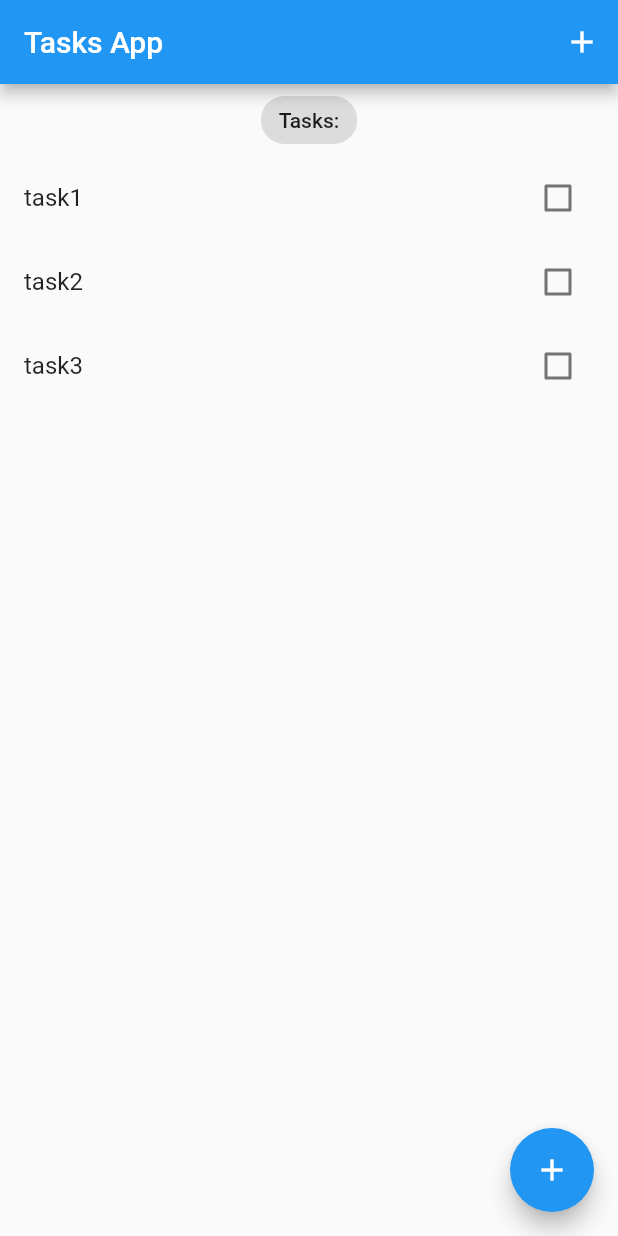
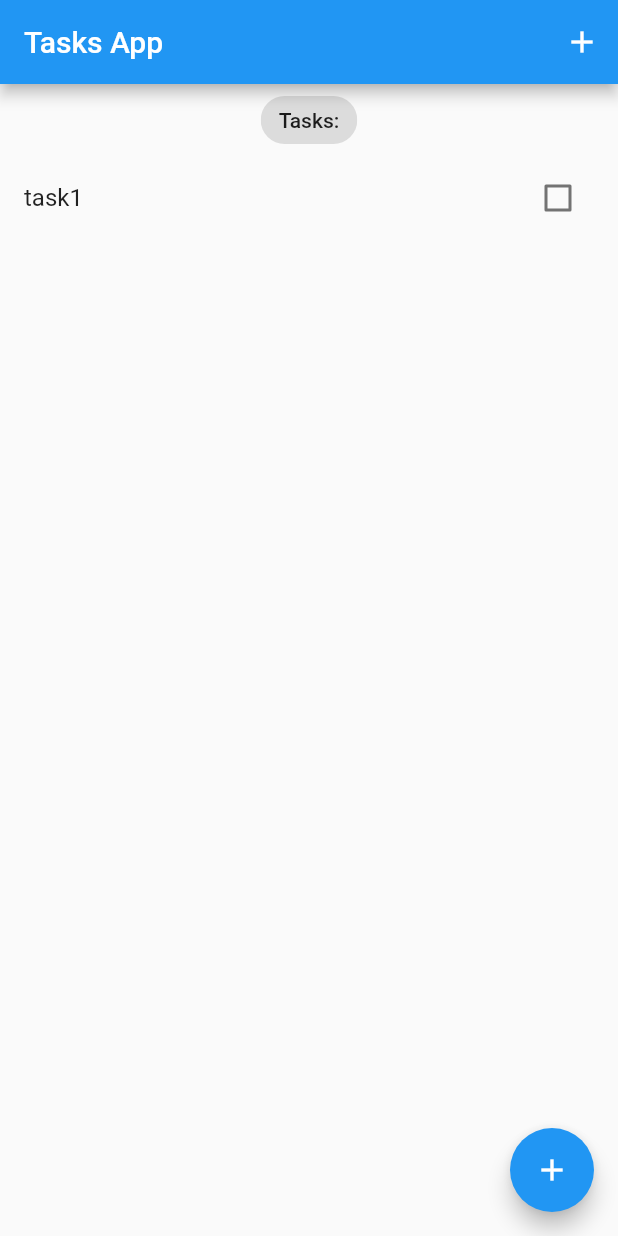
Before and after one commit to masulo1212/Task-to-do, a Flutter app: the screen it shows after launch, on a phone screen of 412 x 824 dp. Run offline on Flutter 3.47's test engine with Material 2 defaults, Android fonts, the phone set to English and light mode, and no system bars; our stand-ins replace bloc, equatable, flutter_bloc.

Commit message:
add task widget

```diff
--- a/lib/main.dart
+++ b/lib/main.dart
@@ -1,5 +1,6 @@
 import 'package:flutter/material.dart';
-
+import 'package:flutter_tasks_app/bloc/bloc_exports.dart';
+import 'package:flutter_tasks_app/models/task.dart';
 import 'screens/tasks_screen.dart';
 
 void main() {
@@ -12,12 +13,16 @@ class MyApp extends StatelessWidget {
   // This widget is the root of your application.
   @override
   Widget build(BuildContext context) {
-    return MaterialApp(
-      title: 'Flutter Tasks App',
-      theme: ThemeData(
-        primarySwatch: Colors.blue,
+    return BlocProvider(
+      create: (context) => TasksBloc()..add(AddTask(task: Task(title: 'task1'))), //初始化
+      child: MaterialApp(
+        debugShowCheckedModeBanner: false,
+        title: 'Flutter Tasks App',
+        theme: ThemeData(
+          primarySwatch: Colors.blue,
+        ),
+        home: const TasksScreen(),
       ),
-      home: TasksScreen(),
     );
   }
 }
--- a/lib/screens/tasks_screen.dart
+++ b/lib/screens/tasks_screen.dart
@@ -1,12 +1,12 @@
 import 'package:flutter/material.dart';
 import 'package:flutter_tasks_app/models/task.dart';
+import './widgets/user_input.dart';
 
+import '../bloc/bloc_exports.dart';
 import '../widgets/task_list.dart';
 
 class TasksScreen extends StatelessWidget {
-  TasksScreen({Key? key}) : super(key: key);
-
-  List<Task> taskList = [Task(title: 'task1'), Task(title: 'task2'), Task(title: 'task3')];
+  const TasksScreen({Key? key}) : super(key: key);
 
   @override
   Widget build(BuildContext context) {
@@ -20,7 +20,10 @@ class TasksScreen extends StatelessWidget {
           )
         ],
       ),
-      body: Column(
+      body: BlocBuilder<TasksBloc, TasksState>(
+        builder: (context, state) {
+          List<Task> taskList = state.allTasks; //state change -> rebuild
+          return Column(
             crossAxisAlignment: CrossAxisAlignment.center,
             children: [
               const Center(
@@ -32,9 +35,11 @@ class TasksScreen extends StatelessWidget {
               ),
               TaskList(taskList: taskList)
             ],
+          );
+        },
       ),
       floatingActionButton: FloatingActionButton(
-        onPressed: () {},
+        onPressed: () => UserInput().addTask(context),
         tooltip: 'Add Task',
         child: const Icon(Icons.add),
       ),
```
Also changed, not shown: lib/screens/widgets/user_input.dart (added, +69 -0 lines). Lines whose indentation alone changed are shown as unchanged.
